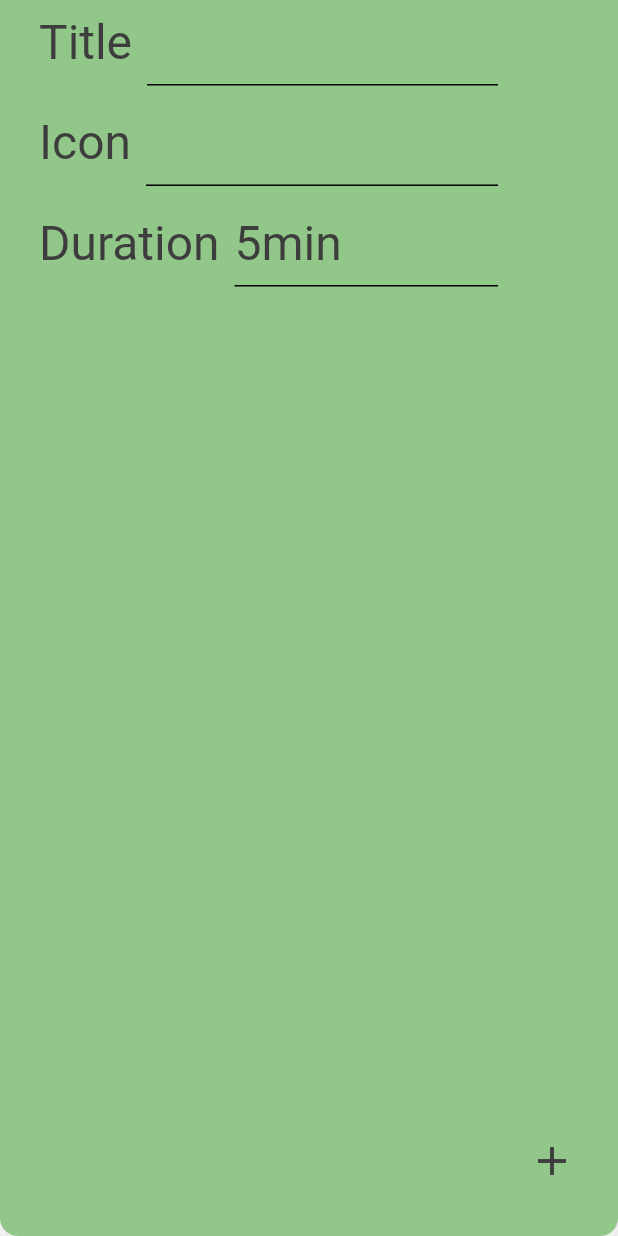
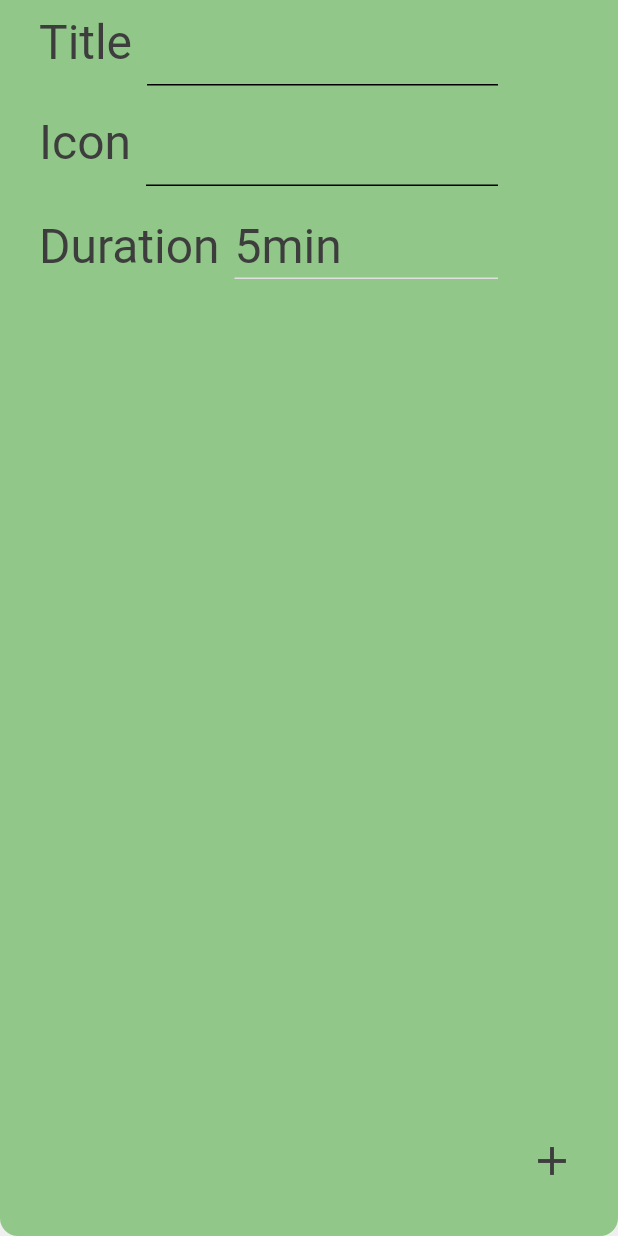
Before and after one commit to Whackerfin/Timely, a Flutter app: the ActionForm widget shown alone on an empty page, opened directly with empty values, after a tap on the "add" icon, on a phone screen of 412 x 824 dp. Run offline on Flutter 3.47's test engine with Material 3 defaults, Android fonts, the phone set to English and light mode, and no system bars; our stand-ins replace google_fonts; missing offline and left inert: day_night_time_picker, wheel_picker.

Commit message:
Set feedback for wrong input

```diff
--- a/lib/widgets/add_form.dart
+++ b/lib/widgets/add_form.dart
@@ -1,5 +1,5 @@
 import "dart:ui";
-
+import "package:timely/colors.dart";
 import "package:flutter/material.dart";
 import "package:provider/provider.dart";
 import 'package:wheel_picker/wheel_picker.dart';
@@ -7,8 +7,9 @@ import "package:timely/models/actionmodel.dart";
 import "package:timely/providers/actions_provider.dart";
 
 class ActionForm extends StatefulWidget {
-  const ActionForm({super.key, required this.collapse});
+  const ActionForm({super.key, required this.collapse,required this.shake});
   final VoidCallback collapse;
+  final VoidCallback shake;
   @override
   State<ActionForm> createState() => _ActionFormState();
 }
@@ -17,6 +18,8 @@ class _ActionFormState extends State<ActionForm> {
   final namefieldText = TextEditingController();
   final timefieldText = TextEditingController();
   final iconfieldText = TextEditingController();
+  final namefocusnode = FocusNode();
+  final iconfocusnode = FocusNode();
   String name = "";
   String duration = "";
   String icon = "";
@@ -243,6 +246,11 @@ class _ActionFormState extends State<ActionForm> {
   @override
   void dispose() {
     // Don't forget to dispose the controllers at the end.
+    namefieldText.dispose();
+    iconfieldText.dispose();
+    timefieldText.dispose();
+    namefocusnode.dispose();
+    iconfocusnode.dispose();
     _hoursWheel.dispose();
     _minsWheel.dispose();
     super.dispose();
@@ -275,7 +283,9 @@ class _ActionFormState extends State<ActionForm> {
       return Text("$index".padLeft(2, '0'), style: textStyle);
     }
 
+    WidgetsBinding.instance.addPostFrameCallback((_) {
       setTime(_hours, _mins);
+    });
     final timeWheels = <Widget>[
       Expanded(
         child: WheelPicker(
@@ -329,7 +339,12 @@ class _ActionFormState extends State<ActionForm> {
                             style: Theme.of(context).textTheme.titleLarge),
                         SizedBox(width: 10.0),
                         Expanded(
-                            child: TextField(
+                            child: TextFormField(
+                          focusNode: namefocusnode,
+                          onTap: () {
+                            FocusScope.of(context).requestFocus(namefocusnode);
+                            iconfocusnode.unfocus();
+                          },
                           controller: namefieldText,
                           onChanged: (text) {
                             setState(() {
@@ -354,7 +369,12 @@ class _ActionFormState extends State<ActionForm> {
                             style: Theme.of(context).textTheme.titleLarge),
                         SizedBox(width: 10.0),
                         Expanded(
-                            child: TextField(
+                            child: TextFormField(
+                          focusNode: iconfocusnode,
+                          onTap: () {
+                            FocusScope.of(context).requestFocus(iconfocusnode);
+                            namefocusnode.unfocus();
+                          },
                           controller: iconfieldText,
                           onChanged: (text) {
                             setState(() {
@@ -373,29 +393,39 @@ class _ActionFormState extends State<ActionForm> {
                           style: Theme.of(context).textTheme.titleLarge,
                         )),
                       ]),
-                      SizedBox(height: 10.0),
-                      Row(children: [
+                      SizedBox(height: 20.0),
+                      Row(
+                        children: [
                           Text("Duration",
                               style: Theme.of(context).textTheme.titleLarge),
                           SizedBox(width: 10.0),
                           Expanded(
-                            child: TextField(
-                          controller: timefieldText,
+                            child: Container(
+                                decoration: BoxDecoration(
+                                    border: Border(
+                                        bottom: BorderSide(
+                                            width: 1.0,
+                                            color:
+                                                Theme.of(context).brightness ==
+                                                        Brightness.dark
+                                                    ? underlineColorLight
+                                                    : underlineColorDark))),
+                                child: GestureDetector(
                                   onTap: () {
                                     showOverlay(context, timeWheels);
                                   },
-                          decoration: InputDecoration(
-                            maintainHintHeight: true,
-                            enabledBorder: UnderlineInputBorder(
-                                borderSide:
-                                    BorderSide(width: 1, color: Colors.black)),
-                            border: UnderlineInputBorder(
-                                borderSide:
-                                    BorderSide(width: 1, color: Colors.black)),
+                                  child: Text(
+                                    timefieldText.text.isEmpty
+                                        ? "Select Duration"
+                                        : timefieldText.text,
+                                    style:
+                                        Theme.of(context).textTheme.titleLarge,
+                                    textAlign: TextAlign.left,
                                   ),
-                          style: Theme.of(context).textTheme.titleLarge,
                                 )),
-                      ]),
+                          ),
+                        ],
+                      )
                     ],
                   )),
                 ]))
@@ -435,7 +465,9 @@ class _ActionFormState extends State<ActionForm> {
                       ),
                       onPressed: () {
                         if (verify()) {
-                          int unicode = icon.runes.first;
+                          int unicode = icon.isNotEmpty
+                              ? icon.runes.first
+                              : Icons.timer.codePoint;
                           ActionModel model1 = ActionModel(
                               name: name,
                               icon: isIconUnicode(icon)
@@ -450,6 +482,9 @@ class _ActionFormState extends State<ActionForm> {
                           widget.collapse();
                           clearText();
                         }
+                        else{
+                        widget.shake();
+                        }
                       },
                       icon: Icon(
                         size: 32,
```
Also changed, not shown: lib/providers/actions_provider.dart (+13 -2 lines), lib/widgets/add_actions_button.dart (+32 -11 lines), lib/widgets/footer.dart (+34 -11 lines), lib/widgets/duration_picker.dart (deleted). Lines whose indentation alone changed are shown as unchanged.
